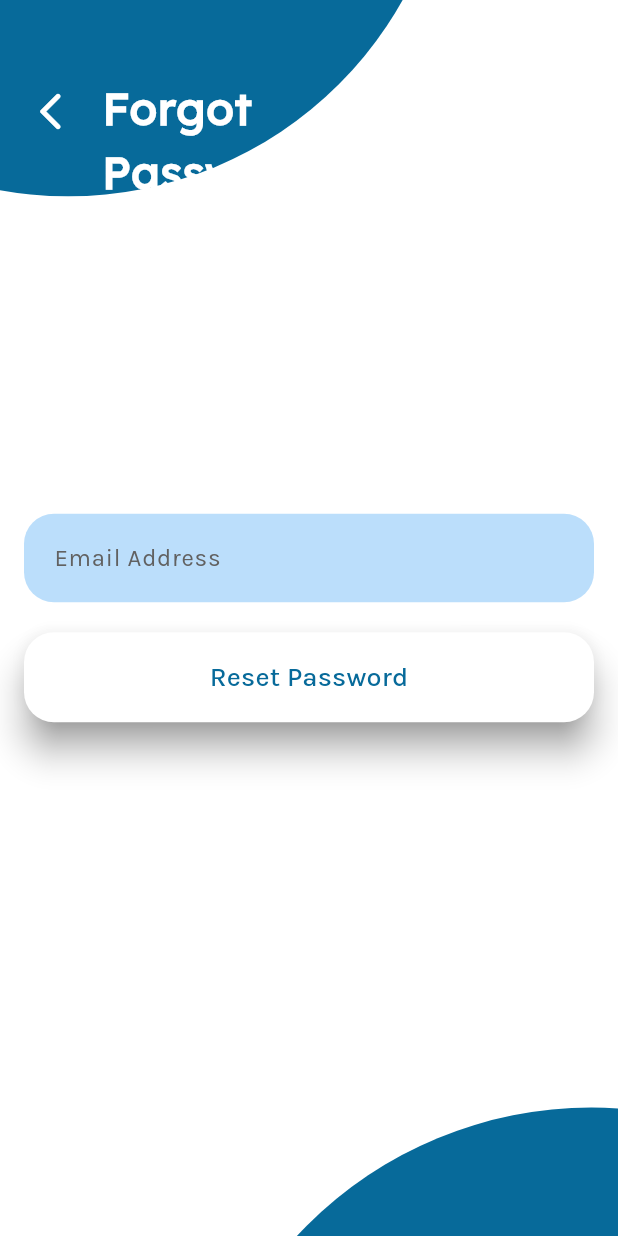
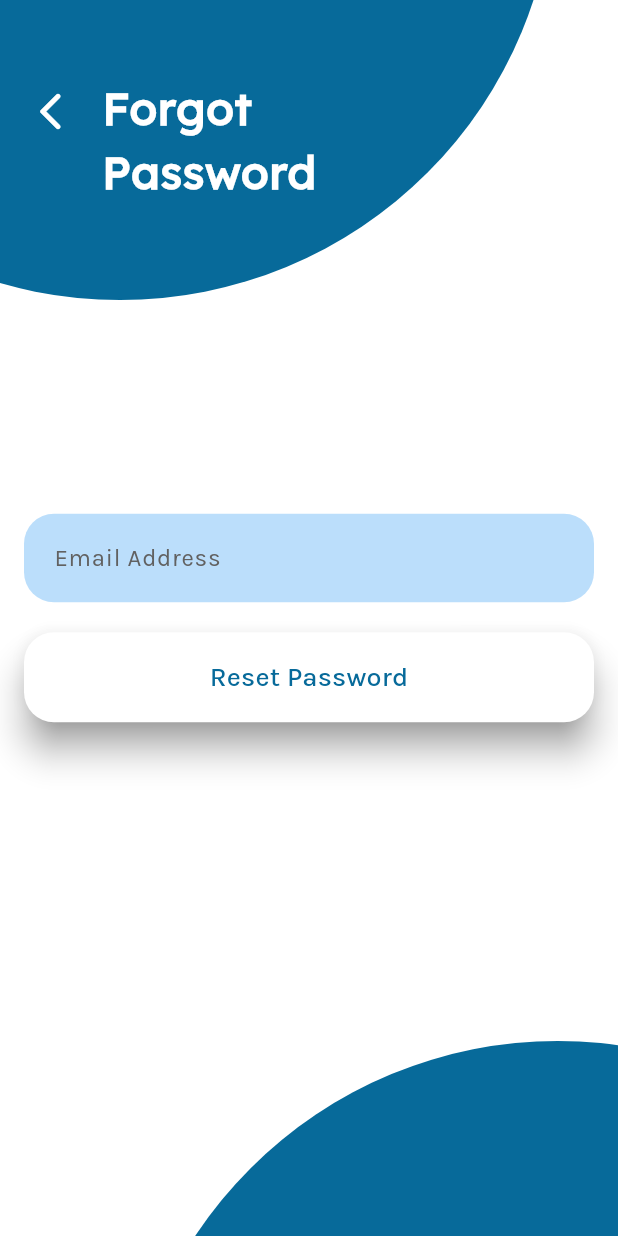
Before and after one commit to KenebiObi/epass, a Flutter app: the AuthScreen screen opened directly, after a tap on "Sign Up", after a tap on "Login", after a tap on "Forgot Password?", on a phone screen of 412 x 824 dp. Run offline on Flutter 3.47's test engine with Material 2 defaults, Android fonts, the phone set to English and light mode, and no system bars; our stand-ins replace cloud_firestore, firebase_auth, firebase_core, google_sign_in, hidden_drawer_menu, numberpicker and 1 more; missing offline and left inert: encrypt, firebase_phone_auth_handler; accounts and stored records are empty; statements that could not run were skipped.

Commit message:
Enabled google sign in for web

```diff
--- a/lib/backend/google_auth_services.dart
+++ b/lib/backend/google_auth_services.dart
@@ -22,7 +22,10 @@
 class GoogleAuthService {
   Future<User?> signInWithGoogle(context) async {
     try {
-      final _googleSignIn = GoogleSignIn();
+      final _googleSignIn = GoogleSignIn(
+        clientId:
+            "908984739654-g4f0ud9ahdhfcpqeig08u7e10lar6i0l.apps.googleusercontent.com",
+      );
       await _googleSignIn.signOut();
 
       final GoogleSignInAccount? gUser = await _googleSignIn.signIn();
--- a/lib/screens/auth_screens/auth_screen.dart
+++ b/lib/screens/auth_screens/auth_screen.dart
@@ -14,7 +14,7 @@
         padding: const EdgeInsets.all(15.0),
         child: Column(
           children: [
-            SizedBox(height: deviceHeight - 696.8),
+            SizedBox(height: deviceHeight * 0.20),
             Image.asset("assets/images/epass_img.png"),
             const Spacer(),
             ElevatedButton(
--- a/lib/screens/auth_screens/forgot_password_screen.dart
+++ b/lib/screens/auth_screens/forgot_password_screen.dart
@@ -1,4 +1,4 @@
-import 'package:epass/widgets/auth_spiner_dialog.dart';
+import 'package:epass/widgets/constants/authscreen_widgets/auth_spiner_dialog.dart';
 import 'package:flutter/material.dart';
 import 'package:firebase_auth/firebase_auth.dart';
 import 'package:epass/widgets/background_screen_decor.dart';
--- a/lib/screens/auth_screens/login_screen.dart
+++ b/lib/screens/auth_screens/login_screen.dart
@@ -3,7 +3,7 @@
 import 'package:epass/backend/google_auth_services.dart';
 import 'package:epass/screens/hidden_drawer_menu_screen.dart';
 import 'package:epass/screens/auth_screens/signup_screen.dart';
-import 'package:epass/widgets/auth_spiner_dialog.dart';
+import 'package:epass/widgets/constants/authscreen_widgets/auth_spiner_dialog.dart';
 import 'package:epass/widgets/background_screen_decor.dart';
 import 'package:epass/widgets/constants/authscreen_widgets/auth_state_checker.dart';
 import 'package:epass/widgets/constants/authscreen_widgets/email_textfield.dart';
@@ -168,7 +168,7 @@
                                   fontSize: 22.0,
                                 ),
                               ),
-                              const SizedBox(height: 30.0),
+                              const SizedBox(height: 15.0),
                               // Email textfield
                               EmailTextfield(emialController: _emailController),
                               const SizedBox(height: 15.0),
@@ -178,12 +178,12 @@
                                 isChanged: _isChanged,
                                 isConfirmPassword: false,
                               ),
-                              const SizedBox(height: 30.0),
+                              const SizedBox(height: 15.0),
                               SignUpLoginButton(
                                 onPressed: login,
                                 isSignUpScreen: false,
                               ),
-                              const SizedBox(height: 15.0),
+                              // const SizedBox(height: 15.0),
                               const ForgotPasswordButton(),
                               AuthStateChecker(
                                 screen: SignUpScreen(),
--- a/lib/screens/auth_screens/signup_screen.dart
+++ b/lib/screens/auth_screens/signup_screen.dart
@@ -4,7 +4,7 @@
 import 'package:epass/backend/google_auth_services.dart';
 import 'package:epass/screens/auth_screens/login_screen.dart';
 import 'package:epass/screens/hidden_drawer_menu_screen.dart';
-import 'package:epass/widgets/auth_spiner_dialog.dart';
+import 'package:epass/widgets/constants/authscreen_widgets/auth_spiner_dialog.dart';
 import 'package:epass/widgets/background_screen_decor.dart';
 import 'package:epass/widgets/constants/authscreen_widgets/auth_state_checker.dart';
 import 'package:epass/widgets/constants/authscreen_widgets/email_textfield.dart';
@@ -182,7 +182,7 @@
                                 fontSize: 22.0,
                               ),
                             ),
-                            const SizedBox(height: 30.0),
+                            const SizedBox(height: 15.0),
                             // Email textfield
                             EmailTextfield(emialController: _EmailTextfield),
                             const SizedBox(height: 15.0),
@@ -199,7 +199,7 @@
                               isChanged: _isChanged,
                               isConfirmPassword: true,
                             ),
-                            const SizedBox(height: 30.0),
+                            const SizedBox(height: 15.0),
                             SignUpLoginButton(
                               onPressed: signUp,
                               isSignUpScreen: true,
@@ -228,7 +228,7 @@
                             const Text(
                               "Or",
                               style: TextStyle(
-                                fontSize: 25.0,
+                                fontSize: 20.0,
                               ),
                             ),
                             const SizedBox(height: 10.0),
--- a/lib/screens/save_password_screen.dart
+++ b/lib/screens/save_password_screen.dart
@@ -197,7 +197,7 @@
                   ),
                   child: SizedBox(
                     width: double.infinity,
-                    height: deviceHeight * 0.80,
+                    height: deviceHeight * 0.76,
                     child: StreamBuilder(
                       stream: _databaseServices.getUserDetails(),
                       builder: (ctx, snapshot) {
--- a/lib/theme.dart
+++ b/lib/theme.dart
@@ -45,6 +45,18 @@
       tertiary: Colors.grey[700],
       background: Colors.white,
     ),
+    elevatedButtonTheme: ElevatedButtonThemeData(
+      style: ElevatedButton.styleFrom(
+        foregroundColor: const Color.fromRGBO(7, 106, 154, 1.000),
+        shadowColor: Colors.grey[600],
+        surfaceTintColor: Colors.white,
+        elevation: 10.0,
+        shape: RoundedRectangleBorder(
+          borderRadius: BorderRadius.circular(20.0),
+        ),
+        minimumSize: const Size(double.infinity, 60.0),
+      ),
+    ),
     fontFamily: "Karla",
     useMaterial3: true,
   );
@@ -58,14 +70,21 @@
     ),
     elevatedButtonTheme: ElevatedButtonThemeData(
       style: ElevatedButton.styleFrom(
-        // backgroundColor: Colors.white,
+        foregroundColor: const Color.fromRGBO(192, 230, 255, 1),
         shadowColor: Colors.grey[600],
+        surfaceTintColor: Colors.black,
         elevation: 10.0,
         shape: RoundedRectangleBorder(
           borderRadius: BorderRadius.circular(20.0),
         ),
-        // foregroundColor: const Color.fromRGBO(7, 106, 154, 1.000),
-        // minimumSize: const Size(double.infinity, 70.0)
+      ),
+    ),
+    textButtonTheme: TextButtonThemeData(
+      style: ElevatedButton.styleFrom(
+        foregroundColor: const Color.fromRGBO(192, 230, 255, 1),
+        shape: RoundedRectangleBorder(
+          borderRadius: BorderRadius.circular(20.0),
+        ),
       ),
     ),
     fontFamily: "Karla",
--- a/lib/widgets/background_screen_decor.dart
+++ b/lib/widgets/background_screen_decor.dart
@@ -20,14 +20,14 @@
             top: -380.0,
             left: -210.0,
             child: Container(
-              width: constraints.maxHeight <= 750
-                  ? 480.0
-                  : constraints.maxHeight * 0.62,
-              height: constraints.maxHeight <= 750
-                  ? 480.0
-                  : constraints.maxHeight * 0.62,
-              //  width: 580.0,
-              // height: 580.0,
+              // width: constraints.maxHeight <= 750
+              //     ? 480.0
+              //     : constraints.maxHeight * 0.62,
+              // height: constraints.maxHeight <= 750
+              //     ? 480.0
+              //     : constraints.maxHeight * 0.62,
+              width: 580.0,
+              height: 580.0,
               decoration: BoxDecoration(
                 color: Theme.of(context).colorScheme.primary,
                 shape: BoxShape.circle,
@@ -38,14 +38,14 @@
             bottom: -450.0,
             right: -250.0,
             child: Container(
-              width: constraints.maxHeight <= 750
-                  ? 480.0
-                  : constraints.maxHeight * 0.65,
-              height: constraints.maxHeight <= 750
-                  ? 480.0
-                  : constraints.maxHeight * 0.65,
-              // width: 580.0,
-              // height: 580.0,
+              // width: constraints.maxHeight <= 750
+              //     ? 480.0
+              //     : constraints.maxHeight * 0.65,
+              // height: constraints.maxHeight <= 750
+              //     ? 480.0
+              //     : constraints.maxHeight * 0.65,
+              width: 580.0,
+              height: 580.0,
               decoration: BoxDecoration(
                 color: Theme.of(context).colorScheme.primary,
                 shape: BoxShape.circle,
--- a/lib/widgets/constants/authscreen_widgets/auth_state_checker.dart
+++ b/lib/widgets/constants/authscreen_widgets/auth_state_checker.dart
@@ -47,19 +47,12 @@
                 ),
                 TextButton(
                   onPressed: () {
-                    // Navigator.pushReplacement(
-                    //   context,
-                    //   MaterialPageRoute(
-                    //     builder: (context) => screen,
-                    //   ),
-                    // );
                     Navigator.of(context).pushReplacement(_createRoute());
                   },
                   child: Text(
                     isSignInScreen ? "Login" : "Sign Up",
-                    style: TextStyle(
+                    style: const TextStyle(
                       fontSize: 18.0,
-                      color: Theme.of(context).colorScheme.primary,
                     ),
                   ),
                 ),
@@ -79,19 +72,12 @@
                 ),
                 TextButton(
                   onPressed: () {
-                    // Navigator.pushReplacement(
-                    //   context,
-                    //   MaterialPageRoute(
-                    //     builder: (context) => screen,
-                    //   ),
-                    // );
                     Navigator.of(context).pushReplacement(_createRoute());
                   },
                   child: Text(
                     isSignInScreen ? "Login" : "Sign Up",
-                    style: TextStyle(
+                    style: const TextStyle(
                       fontSize: 18.0,
-                      color: Theme.of(context).colorScheme.primary,
                     ),
                   ),
                 ),
--- a/lib/widgets/constants/authscreen_widgets/google_signin_button.dart
+++ b/lib/widgets/constants/authscreen_widgets/google_signin_button.dart
@@ -1,16 +1,27 @@
-import 'package:epass/widgets/auth_spiner_dialog.dart';
+import 'dart:async';
+
+import 'package:epass/widgets/constants/authscreen_widgets/auth_spiner_dialog.dart';
 import 'package:firebase_phone_auth_handler/firebase_phone_auth_handler.dart';
 import 'package:flutter/material.dart';
 import 'package:epass/backend/google_auth_services.dart';
 import 'package:epass/screens/hidden_drawer_menu_screen.dart';
 
-class GoogleSignInButton extends StatelessWidget {
-  const GoogleSignInButton({
+class GoogleSignInButton extends StatefulWidget {
+  GoogleSignInButton({
     super.key,
     required this.authService,
   });
 
   final GoogleAuthService authService;
+
+  @override
+  State<GoogleSignInButton> createState() => _GoogleSignInButtonState();
+}
+
+class _GoogleSignInButtonState extends State<GoogleSignInButton> {
+  // late Timer _timer;
+
+  // bool _showDialog = false;
 
   Route _createRoute() {
     return PageRouteBuilder(
@@ -33,19 +44,37 @@
     );
   }
 
+  // void _startTimer() {
+  //   _timer = Timer(Duration(seconds: 10), () {
+  //     if (_showDialog) {
+  //       Navigator.of(context).pop(); // Close the dialog after 10 seconds
+  //     }
+  //   });
+  // }
+
   @override
   Widget build(BuildContext context) {
+    return Builder(builder: (context) {
       return ElevatedButton.icon(
         style: ElevatedButton.styleFrom(
           minimumSize: const Size(double.maxFinite, 60.0),
           surfaceTintColor: Theme.of(context).colorScheme.background,
+          shape: RoundedRectangleBorder(
+            borderRadius: BorderRadius.circular(20.0),
+          ),
+          shadowColor: Colors.grey[600],
+          elevation: 10.0,
         ),
         onPressed: () async {
+          // _showDialog = true;
+
+          // Show dialog
           showDialog(
             context: context,
             builder: (context) => const AuthSpinerDialog(),
           );
 
+          // _startTimer(); // Start the timer
           User? user = await GoogleAuthService().signInWithGoogle(context);
           // final User? user = await authService.signInWithGoogle();
           if (user != null) {
@@ -66,5 +95,6 @@
           ),
         ),
       );
+    });
   }
 }
--- a/lib/widgets/constants/authscreen_widgets/signup_login_button.dart
+++ b/lib/widgets/constants/authscreen_widgets/signup_login_button.dart
@@ -20,16 +20,13 @@
           borderRadius: BorderRadius.circular(20.0),
         ),
         minimumSize: const Size(double.infinity, 60.0),
-        // backgroundColor:
-        //     Theme.of(context).colorScheme.primary,
       ),
       onPressed: onPressed,
       child: Text(
         isSignUpScreen ? "Sign Up" : "Login",
-        style: TextStyle(
+        style: const TextStyle(
           fontSize: 20.0,
           fontFamily: "Karla",
-          color: Theme.of(context).colorScheme.primary,
         ),
       ),
     );
--- a/lib/widgets/gen_screen_add_pass_dialog.dart
+++ b/lib/widgets/gen_screen_add_pass_dialog.dart
@@ -66,11 +66,8 @@
                   ? const SizedBox()
                   : Text(
                       widget.passwordText,
-                      style: TextStyle(
+                      style: const TextStyle(
                         fontSize: 20.0,
-                        color: isDarkMode
-                            ? Colors.white
-                            : Theme.of(context).colorScheme.primary,
                       ),
                     ),
             ],
--- a/lib/widgets/saved_password_tile.dart
+++ b/lib/widgets/saved_password_tile.dart
@@ -44,7 +44,7 @@
     return LayoutBuilder(builder: (context, constraints) {
       return Container(
         padding: const EdgeInsets.all(12.0),
-        width: MediaQuery.of(context).size.width * 0.90,
+        // width: MediaQuery.of(context).size.width * 0.90,
         height: 73.0,
         decoration: BoxDecoration(
           color: Theme.of(context).primaryColorLight,
```
Also changed, not shown: lib/widgets/character_option.dart (+6 -4 lines), lib/widgets/constants/authscreen_widgets/auth_spiner_dialog.dart (renamed from lib/widgets/auth_spiner_dialog.dart), 1 other file. Lines whose indentation alone changed are shown as unchanged.
